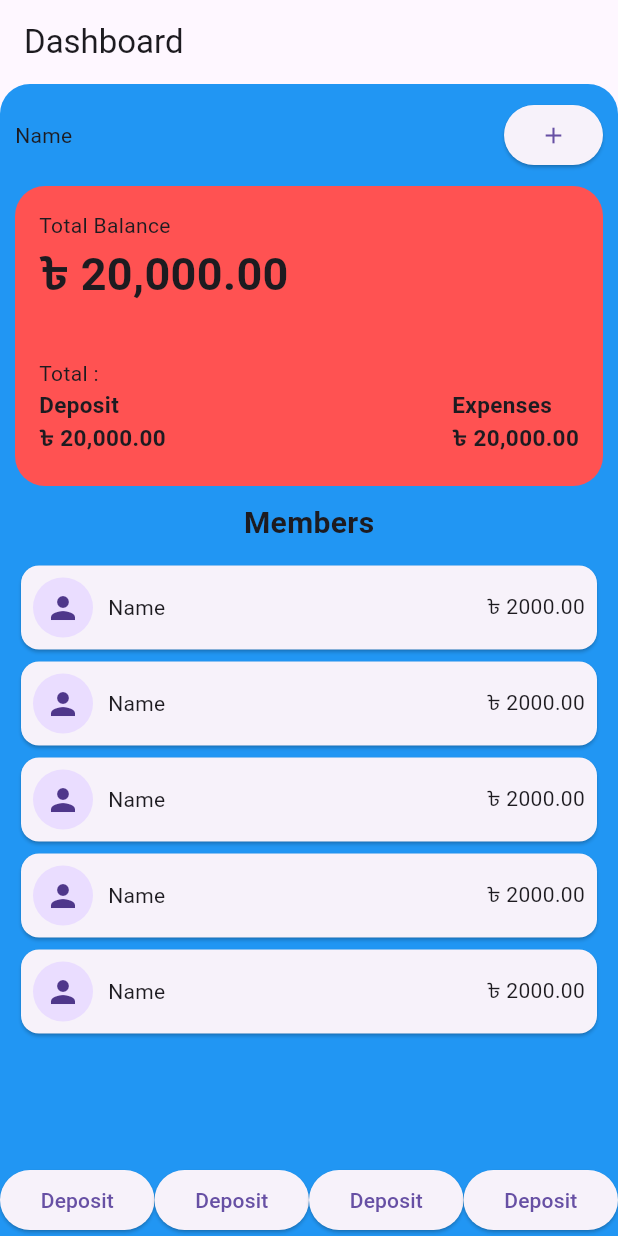
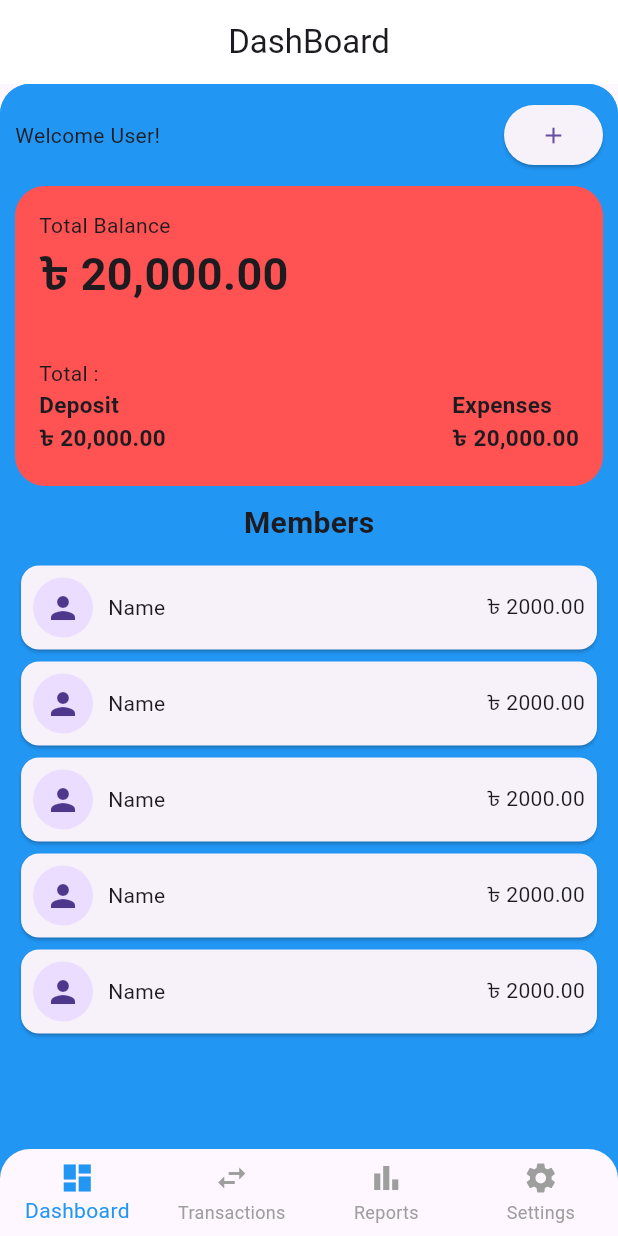
Before and after one commit to dhrubo3724/Task_Forcee, a Flutter app: the screen it shows after launch, on a phone screen of 412 x 824 dp. Run offline on Flutter 3.47's test engine with Material 3 defaults, Android fonts, the phone set to English and light mode, and no system bars.

Commit message:
feat:add bottomnavigation

```diff
--- a/lib/app.dart
+++ b/lib/app.dart
@@ -1,11 +1,15 @@
 import 'package:flutter/material.dart';
-import 'package:task_force/ui/screens/deshboard.dart';
+
+import 'navigation/app_navigation.dart';
 
 class TaskForce extends StatelessWidget {
   const TaskForce({super.key});
 
   @override
   Widget build(BuildContext context) {
-    return MaterialApp(debugShowCheckedModeBanner: false, home: Dashboard());
+    return MaterialApp(
+      debugShowCheckedModeBanner: false,
+      home: AppNavigation(), // Using the corrected screen name
+    );
   }
 }
--- /dev/null
+++ b/lib/models/member.dart
@@ -0,0 +1,6 @@
+class Member {
+  final String name;
+  final double balance; // Assuming balance is a property of a member
+
+  Member({required this.name, required this.balance});
+}
--- /dev/null
+++ b/lib/models/total_data.dart
@@ -0,0 +1,11 @@
+class TotalData {
+  final double totalBalance;
+  final double totalDeposit;
+  final double totalExpense;
+
+  TotalData({
+    required this.totalBalance,
+    required this.totalDeposit,
+    required this.totalExpense,
+  });
+}
--- /dev/null
+++ b/lib/navigation/app_navigation.dart
@@ -0,0 +1,69 @@
+import 'package:flutter/material.dart';
+
+import '../ui/screens/dashboard_screen.dart';
+import '../ui/screens/report_screen.dart';
+import '../ui/screens/settings_screens.dart';
+import '../ui/screens/transaction_screen.dart';
+
+class AppNavigation extends StatefulWidget {
+  const AppNavigation({super.key});
+
+  @override
+  State<AppNavigation> createState() => _AppNavigationState();
+}
+
+class _AppNavigationState extends State<AppNavigation> {
+  int _selectedIndex = 0;
+
+  final List<Widget> _screens = [
+    DashboardScreen(),
+    TransactionsScreen(), // Replace with your actual screen widgets
+    ReportsScreen(),
+    SettingsScreen(),
+  ];
+
+  void _onItemTapped(int index) {
+    setState(() {
+      _selectedIndex = index;
+    });
+  }
+
+  @override
+  Widget build(BuildContext context) {
+    return Scaffold(
+      backgroundColor: Colors.blue,
+      body: _screens[_selectedIndex], // Display the selected screen
+      bottomNavigationBar: ClipRRect(
+        borderRadius: BorderRadius.only(
+          topLeft: Radius.circular(20), // Apply circular radius to top-left
+          topRight: Radius.circular(20), // Apply circular radius to top-right
+        ),
+        child: BottomNavigationBar(
+          items: const [
+            BottomNavigationBarItem(
+              icon: Icon(Icons.dashboard),
+              label: 'Dashboard',
+            ),
+            BottomNavigationBarItem(
+              icon: Icon(Icons.swap_horiz),
+              label: 'Transactions',
+            ),
+            BottomNavigationBarItem(
+              icon: Icon(Icons.bar_chart),
+              label: 'Reports',
+            ),
+            BottomNavigationBarItem(
+              icon: Icon(Icons.settings),
+              label: 'Settings',
+            ),
+          ],
+          currentIndex: _selectedIndex,
+          selectedItemColor: Colors.blue,
+          unselectedItemColor: Colors.grey,
+          onTap: _onItemTapped,
+          type: BottomNavigationBarType.fixed,
+        ),
+      ),
+    );
+  }
+}
--- /dev/null
+++ b/lib/ui/screens/dashboard_screen.dart
@@ -0,0 +1,34 @@
+import 'package:flutter/material.dart';
+
+import '../widgets/deshboard_content.dart';
+import '../widgets/profile_appbar.dart';
+
+class DashboardScreen extends StatefulWidget {
+  // Renamed class
+  const DashboardScreen({super.key});
+
+  @override
+  State<DashboardScreen> createState() => _DashboardScreenState();
+}
+
+class _DashboardScreenState extends State<DashboardScreen> {
+  // Example data - replace with actual data fetching/management
+
+  @override
+  Widget build(BuildContext context) {
+    return Scaffold(
+      appBar: ProfileAppBar(title: 'DashBoard'),
+      // appBar: ProfileAppBar(title: 'Dashboard'), // Using the ProfileAppBar widget with a title
+      body: Container(
+        decoration: BoxDecoration(
+          color: Colors.blue,
+          borderRadius: BorderRadius.only(
+            topLeft: Radius.circular(20),
+            topRight: Radius.circular(20),
+          ),
+        ),
+        child: DashboardContent(),
+      ),
+    );
+  }
+}
--- a/lib/ui/screens/deshboard.dart
+++ /dev/null
@@ -1,108 +0,0 @@
-import 'package:flutter/material.dart';
-
-import '../widgets/total_card_widget.dart';
-
-class Dashboard extends StatefulWidget {
-  const Dashboard({super.key});
-
-  @override
-  State<Dashboard> createState() => _DashboardState();
-}
-
-class _DashboardState extends State<Dashboard> {
-  @override
-  Widget build(BuildContext context) {
-    return Scaffold(
-      appBar: AppBar(title: const Text('Dashboard')),
-      body: Container(
-        decoration: BoxDecoration(
-          color: Colors.blue,
-          borderRadius: BorderRadius.only(
-            topLeft: Radius.circular(20),
-            topRight: Radius.circular(20),
-          ),
-        ),
-        child: Padding(
-          padding: EdgeInsets.all(10.0),
-          child: Column(
-            children: [
-              Row(
-                mainAxisAlignment: MainAxisAlignment.spaceBetween,
-                children: [
-                  Text('Name'),
-                  ElevatedButton(onPressed: () {}, child: Icon(Icons.add)),
-                ],
-              ),
-              SizedBox(height: 10),
-              TotalCard(),
-              SizedBox(height: 10),
-              Text(
-                'Members',
-                style: TextStyle(fontWeight: FontWeight.bold, fontSize: 20),
-              ),
-              SizedBox(height: 10),
-              Expanded(
-                child: ListView.builder(
-                  itemCount: 5,
-                  itemBuilder:
-                      (BuildContext context, int index) => MemberCard(),
-                ),
-              ),
-            ],
-          ),
-        ),
-      ),
-      bottomNavigationBar: ColoredBox(
-        color: Colors.blue,
-        child: Row(
-          children: [
-            Expanded(
-              flex: 2,
-              child: ElevatedButton(onPressed: () {}, child: Text('Deposit')),
-            ),
-            Expanded(
-              flex: 2,
-              child: ElevatedButton(onPressed: () {}, child: Text('Deposit')),
-            ),
-            Expanded(
-              flex: 2,
-              child: ElevatedButton(onPressed: () {}, child: Text('Deposit')),
-            ),
-            Expanded(
-              flex: 2,
-              child: ElevatedButton(onPressed: () {}, child: Text('Deposit')),
-            ),
-          ],
-        ),
-      ),
-    );
-  }
-}
-
-class MemberCard extends StatelessWidget {
-  const MemberCard({super.key});
-
-  @override
-  Widget build(BuildContext context) {
-    return Card(
-      child: Row(
-        mainAxisAlignment: MainAxisAlignment.spaceBetween,
-        children: [
-          Row(
-            children: [
-              Padding(
-                padding: const EdgeInsets.only(top: 8, left: 8, bottom: 8),
-                child: CircleAvatar(child: Icon(Icons.person)),
-              ),
-              SizedBox(width: 10),
-              Text('Name'),
-            ],
-          ),
-
-          SizedBox(width: 10),
-          Padding(padding: const EdgeInsets.all(8.0), child: Text('৳ 2000.00')),
-        ],
-      ),
-    );
-  }
-}
--- /dev/null
+++ b/lib/ui/widgets/deshboard_content.dart
@@ -0,0 +1,74 @@
+import 'package:flutter/material.dart';
+import 'package:task_force/ui/widgets/total_card_widget.dart';
+
+import '../../models/member.dart';
+import '../../models/total_data.dart';
+import 'member_card.dart';
+
+class DashboardContent extends StatelessWidget {
+  DashboardContent({super.key});
+
+  final List<Member> members = [
+    Member(name: 'Alice', balance: 1500.00),
+    Member(name: 'Bob', balance: 2500.00),
+    Member(name: 'Charlie', balance: 1000.00),
+    Member(name: 'David', balance: 3000.00),
+    Member(name: 'Eve', balance: 2000.00),
+  ];
+
+  final TotalData totalData = TotalData(
+    totalBalance: 10000.00,
+    totalDeposit: 12000.00,
+    totalExpense: 2000.00,
+  );
+
+  @override
+  Widget build(BuildContext context) {
+    return Container(
+      decoration: BoxDecoration(
+        color: Colors.blue,
+        borderRadius: BorderRadius.only(
+          topLeft: Radius.circular(20),
+          topRight: Radius.circular(20),
+        ),
+      ),
+      child: Padding(
+        padding: EdgeInsets.all(10.0),
+        child: Column(
+          children: [
+            Row(
+              mainAxisAlignment: MainAxisAlignment.spaceBetween,
+              children: [
+                Text('Welcome User!'), // Example dynamic text
+                ElevatedButton(
+                  onPressed: () {
+                    // TODO: Implement add member functionality
+                    print('Add member button pressed');
+                  },
+                  child: Icon(Icons.add),
+                ),
+              ],
+            ),
+            SizedBox(height: 10),
+            TotalCard(totalData: totalData), // Passing total data
+            SizedBox(height: 10),
+            Text(
+              'Members',
+              style: TextStyle(fontWeight: FontWeight.bold, fontSize: 20),
+            ),
+            SizedBox(height: 10),
+            Expanded(
+              child: ListView.builder(
+                itemCount: members.length, // Using the actual number of members
+                itemBuilder:
+                    (BuildContext context, int index) => MemberCard(
+                      member: members[index],
+                    ), // Passing member data
+              ),
+            ),
+          ],
+        ),
+      ),
+    );
+  }
+}
--- /dev/null
+++ b/lib/ui/widgets/member_card.dart
@@ -0,0 +1,29 @@
+import 'package:flutter/material.dart';
+
+class MemberCard extends StatelessWidget {
+  const MemberCard({super.key, required member});
+
+  @override
+  Widget build(BuildContext context) {
+    return Card(
+      child: Row(
+        mainAxisAlignment: MainAxisAlignment.spaceBetween,
+        children: [
+          Row(
+            children: [
+              Padding(
+                padding: const EdgeInsets.only(top: 8, left: 8, bottom: 8),
+                child: CircleAvatar(child: Icon(Icons.person)),
+              ),
+              SizedBox(width: 10),
+              Text('Name'),
+            ],
+          ),
+
+          SizedBox(width: 10),
+          Padding(padding: const EdgeInsets.all(8.0), child: Text('৳ 2000.00')),
+        ],
+      ),
+    );
+  }
+}
--- /dev/null
+++ b/lib/ui/widgets/profile_appbar.dart
@@ -0,0 +1,30 @@
+import 'package:flutter/material.dart';
+
+class ProfileAppBar extends StatelessWidget implements PreferredSizeWidget {
+  final String title;
+  final List<Widget>? actions; // Optional actions for the AppBar
+  final Color? backgroundColor; // Optional background color
+
+  const ProfileAppBar({
+    Key? key,
+    required this.title,
+    this.actions,
+    this.backgroundColor, // Allow customizing background color
+  }) : super(key: key);
+
+  @override
+  Widget build(BuildContext context) {
+    return AppBar(
+      backgroundColor:
+          backgroundColor ??
+          Colors.white, // Use provided color or default to green
+      title: Text(title), // Use the passed title
+      centerTitle:
+          true, // Center the title (you can make this a parameter too if needed)
+      actions: actions, // Include optional actions
+    );
+  }
+
+  @override
+  Size get preferredSize => const Size.fromHeight(kToolbarHeight);
+}
--- a/lib/ui/widgets/total_card_widget.dart
+++ b/lib/ui/widgets/total_card_widget.dart
@@ -1,7 +1,7 @@
 import 'package:flutter/material.dart';
 
 class TotalCard extends StatelessWidget {
-  const TotalCard({super.key});
+  const TotalCard({super.key, required totalData});
 
   @override
   Widget build(BuildContext context) {
```
Also changed, not shown: lib/ui/screens/report_screen.dart (added, +54 -0 lines), lib/ui/screens/settings_screens.dart (added, +54 -0 lines), lib/ui/screens/transaction_screen.dart (added, +52 -0 lines), lib/ui/utility/asset_path.dart (deleted, +0 -8 lines), assets/images/background_white.svg (deleted), assets/images/bkash.svg (deleted), lib/main.dart (line endings or trailing spaces).
